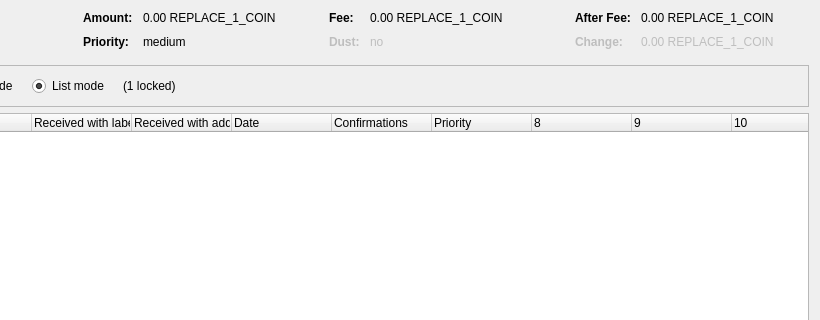
Qt form src/qt/forms/coincontroldialog.ui (arruah/ensocoin) before a commit; both pictures show x 180 to 1000 and y 0 to 320 of the 1000 by 500 pixel window.
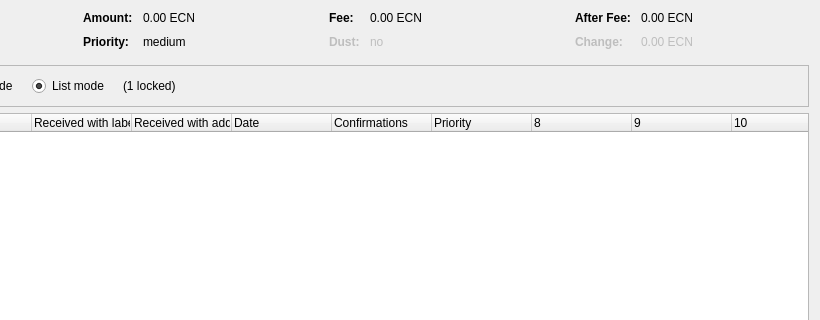
The same form after that commit. Custom widgets are drawn as their Qt base class.

```diff
--- a/src/qt/forms/coincontroldialog.ui
+++ b/src/qt/forms/coincontroldialog.ui
@@ -132,7 +132,7 @@
           <enum>Qt::ActionsContextMenu</enum>
          </property>
          <property name="text">
-          <string notr="true">0.00 REPLACE_1_COIN</string>
+          <string notr="true">0.00 ECN</string>
          </property>
          <property name="textInteractionFlags">
           <set>Qt::LinksAccessibleByMouse|Qt::TextSelectableByKeyboard|Qt::TextSelectableByMouse</set>
@@ -206,7 +206,7 @@
           <enum>Qt::ActionsContextMenu</enum>
          </property>
          <property name="text">
-          <string notr="true">0.00 REPLACE_1_COIN</string>
+          <string notr="true">0.00 ECN</string>
          </property>
          <property name="textInteractionFlags">
           <set>Qt::LinksAccessibleByMouse|Qt::TextSelectableByKeyboard|Qt::TextSelectableByMouse</set>
@@ -286,7 +286,7 @@
           <enum>Qt::ActionsContextMenu</enum>
          </property>
          <property name="text">
-          <string notr="true">0.00 REPLACE_1_COIN</string>
+          <string notr="true">0.00 ECN</string>
          </property>
          <property name="textInteractionFlags">
           <set>Qt::LinksAccessibleByMouse|Qt::TextSelectableByKeyboard|Qt::TextSelectableByMouse</set>
@@ -321,7 +321,7 @@
           <enum>Qt::ActionsContextMenu</enum>
          </property>
          <property name="text">
-          <string notr="true">0.00 REPLACE_1_COIN</string>
+          <string notr="true">0.00 ECN</string>
          </property>
          <property name="textInteractionFlags">
           <set>Qt::LinksAccessibleByMouse|Qt::TextSelectableByKeyboard|Qt::TextSelectableByMouse</set>
```
